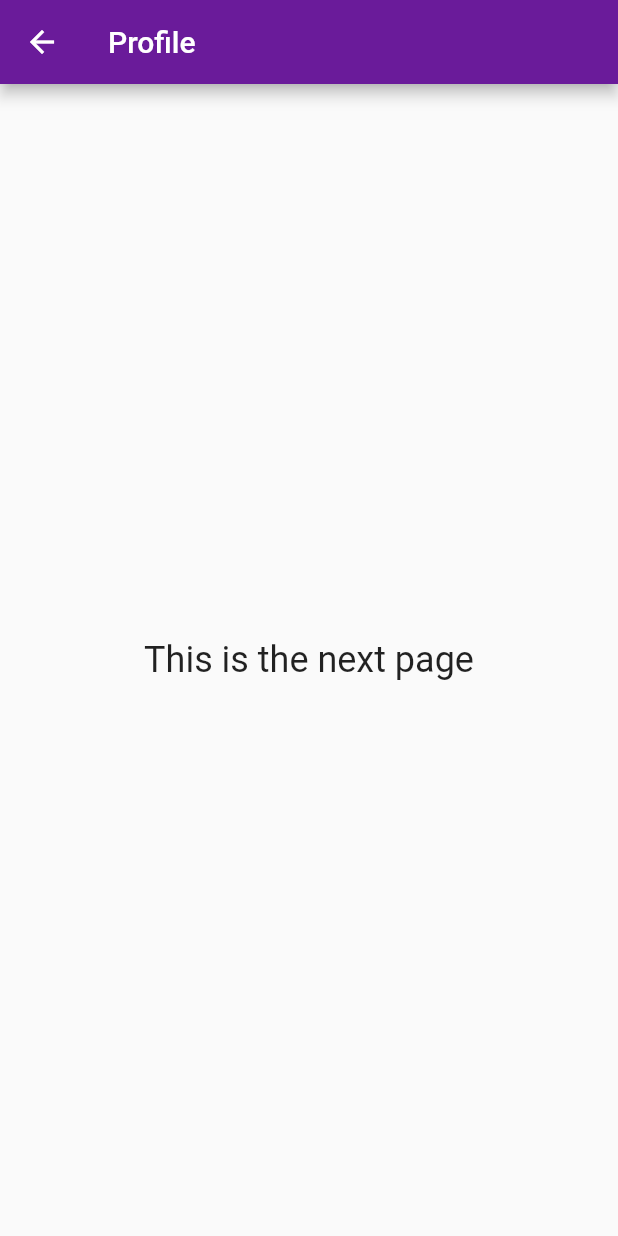
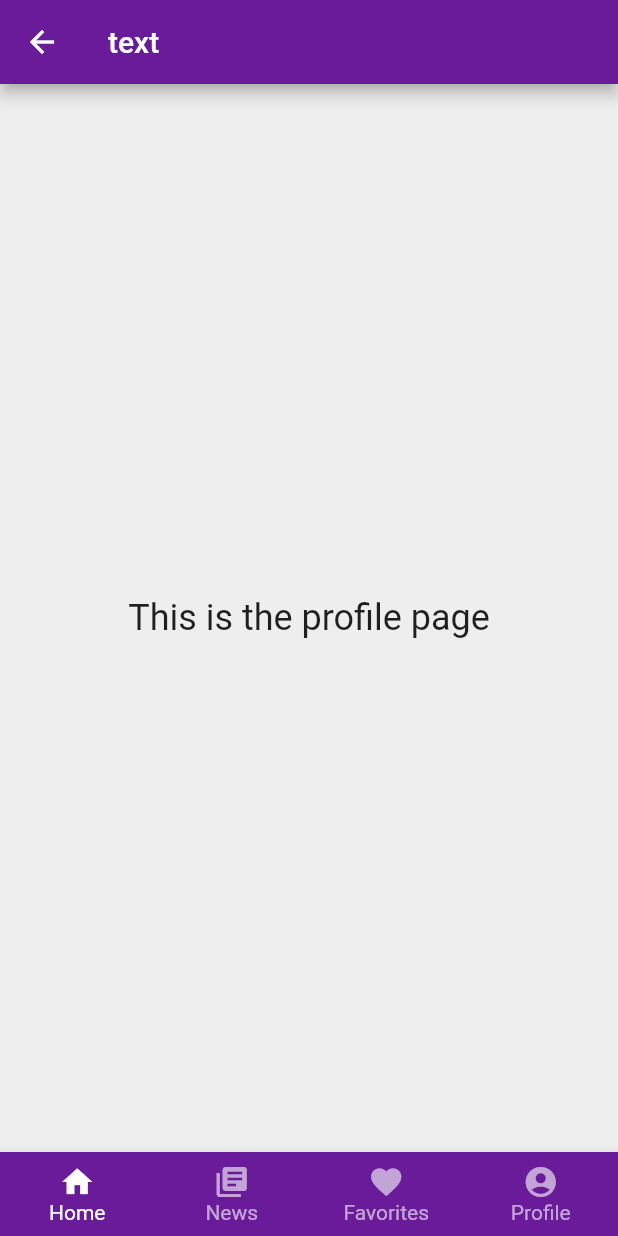
Before and after one commit to imns1ght/gcenter-flutter, a Flutter app: the screen it shows after launch, item 4 of the bottom bar chosen, on a phone screen of 412 x 824 dp. Run offline on Flutter 3.47's test engine with Material 2 defaults, Android fonts, the light colour scheme and no system bars; Roboto replaces fonts that are missing (Hind).

Commit message:
Better components organization

```diff
--- /dev/null
+++ b/lib/components/BackAppBar.dart
@@ -0,0 +1,12 @@
+import 'package:flutter/material.dart';
+
+AppBar backAppBar(BuildContext context) {
+  return AppBar(
+    title: Text('text'),
+    automaticallyImplyLeading: true,
+    leading: IconButton(
+      icon: Icon(Icons.arrow_back),
+      onPressed: () => Navigator.pop(context, false),
+    ),
+  );
+}
--- /dev/null
+++ b/lib/components/BottomNavigationBar.dart
@@ -0,0 +1,44 @@
+import 'package:flutter/material.dart';
+import 'package:gcenter/screens/HomePage.dart';
+import 'package:gcenter/screens/Profile.dart';
+
+BottomNavigationBar bottomNavigationBar(BuildContext context) {
+  return BottomNavigationBar(
+    type: BottomNavigationBarType.fixed,
+    backgroundColor: Theme.of(context).primaryColor,
+    selectedItemColor: Colors.white,
+    unselectedItemColor: Colors.white.withOpacity(.60),
+    selectedFontSize: 14,
+    unselectedFontSize: 14,
+    onTap: (value) {
+      Navigator.push(context, MaterialPageRoute<void>(
+        builder: (BuildContext context) {
+          switch (value) {
+            case 3:
+              return ProfileScreen(context);
+            default:
+              return HomePageScreen(context);
+          }
+        },
+      ));
+    },
+    items: [
+      BottomNavigationBarItem(
+        label: "Home",
+        icon: Icon(Icons.home),
+      ),
+      BottomNavigationBarItem(
+        label: "News",
+        icon: Icon(Icons.library_books),
+      ),
+      BottomNavigationBarItem(
+        label: "Favorites",
+        icon: Icon(Icons.favorite),
+      ),
+      BottomNavigationBarItem(
+        label: "Profile",
+        icon: Icon(Icons.account_circle),
+      ),
+    ],
+  );
+}
--- a/lib/main.dart
+++ b/lib/main.dart
@@ -1,15 +1,11 @@
-/// Flutter code sample for AppBar
+import 'package:flutter/material.dart';
+import 'package:gcenter/screens/HomePage.dart';
+import 'package:gcenter/theme/style.dart';
 
-// This sample shows an [AppBar] with two simple actions. The first action
-// opens a [SnackBar], while the second action navigates to a new page.
+void main() => runApp(const GCenter());
 
-import 'package:flutter/material.dart';
-
-void main() => runApp(const MyApp());
-
-/// This is the main application widget.
-class MyApp extends StatelessWidget {
-  const MyApp({Key? key}) : super(key: key);
+class GCenter extends StatelessWidget {
+  const GCenter({Key? key}) : super(key: key);
 
   static const String _title = 'GCenter';
 
@@ -17,103 +13,9 @@ class MyApp extends StatelessWidget {
   Widget build(BuildContext context) {
     return MaterialApp(
       title: _title,
-      home: HomePageWidget(),
-      theme: ThemeData(
-        // Define the default brightness and colors.
-        brightness: Brightness.light,
-        primaryColor: Colors.purple[800],
-        accentColor: Colors.cyan[600],
-        fontFamily: 'Roboto',
-        textTheme: TextTheme(
-          headline1: TextStyle(fontSize: 72.0, fontWeight: FontWeight.bold),
-          headline6: TextStyle(fontSize: 36.0, fontStyle: FontStyle.italic),
-          bodyText2: TextStyle(fontSize: 14.0, fontFamily: 'Hind'),
-        ),
-      ),
+      home: HomePageScreen(context),
+      theme: appTheme(),
       debugShowCheckedModeBanner: false,
     );
   }
 }
-
-/// This is the stateless widget that the main application instantiates.
-class HomePageWidget extends StatelessWidget {
-  const HomePageWidget({Key? key}) : super(key: key);
-
-  @override
-  Widget build(BuildContext context) {
-    return Scaffold(
-      appBar: AppBar(
-        leading: IconButton(
-          icon: Icon(Icons.menu),
-          tooltip: 'Menu',
-          onPressed: () {},
-        ),
-        title: const Text(
-          'GCenter',
-          style: TextStyle(fontSize: 20),
-        ),
-        titleSpacing: 0,
-        actions: <Widget>[
-          IconButton(
-            icon: const Icon(Icons.search),
-            tooltip: 'Open search input',
-            onPressed: () {
-              ScaffoldMessenger.of(context).showSnackBar(
-                  const SnackBar(content: Text('This is a snackbar')));
-            },
-            padding: const EdgeInsets.symmetric(horizontal: 15, vertical: 5),
-          ),
-        ],
-      ),
-      body: const Center(
-        child: Text(
-          'This is the home page',
-          style: TextStyle(fontSize: 24),
-        ),
-      ),
-      bottomNavigationBar: BottomNavigationBar(
-        type: BottomNavigationBarType.fixed,
-        backgroundColor: Theme.of(context).primaryColor,
-        selectedItemColor: Colors.white,
-        unselectedItemColor: Colors.white.withOpacity(.60),
-        selectedFontSize: 14,
-        unselectedFontSize: 14,
-        onTap: (value) {
-          Navigator.push(context, MaterialPageRoute<void>(
-            builder: (BuildContext context) {
-              return Scaffold(
-                appBar: AppBar(
-                  title: const Text('Profile'),
-                ),
-                body: const Center(
-                  child: Text(
-                    'This is the next page',
-                    style: TextStyle(fontSize: 24),
-                  ),
-                ),
-              );
-            },
-          ));
-        },
-        items: [
-          BottomNavigationBarItem(
-            label: "Home",
-            icon: Icon(Icons.home),
-          ),
-          BottomNavigationBarItem(
-            label: "News",
-            icon: Icon(Icons.library_books),
-          ),
-          BottomNavigationBarItem(
-            label: "Favorites",
-            icon: Icon(Icons.favorite),
-          ),
-          BottomNavigationBarItem(
-            label: "Profile",
-            icon: Icon(Icons.account_circle),
-          ),
-        ],
-      ),
-    );
-  }
-}
--- /dev/null
+++ b/lib/screens/Profile.dart
@@ -0,0 +1,21 @@
+import 'package:flutter/material.dart';
+import 'package:gcenter/components/BackAppBar.dart';
+import 'package:gcenter/components/BottomNavigationBar.dart';
+
+class ProfileScreen extends StatelessWidget {
+  const ProfileScreen(BuildContext context, {Key? key}) : super(key: key);
+
+  @override
+  Widget build(BuildContext context) {
+    return Scaffold(
+      appBar: backAppBar(context),
+      body: const Center(
+        child: Text(
+          'This is the profile page',
+          style: TextStyle(fontSize: 24),
+        ),
+      ),
+      bottomNavigationBar: bottomNavigationBar(context),
+    );
+  }
+}
--- /dev/null
+++ b/lib/theme/style.dart
@@ -0,0 +1,20 @@
+import 'package:flutter/material.dart';
+
+ThemeData appTheme() {
+  return ThemeData(
+    brightness: Brightness.light,
+    primaryColor: Colors.purple[800],
+    accentColor: Colors.cyan[600],
+    fontFamily: 'Roboto',
+    textTheme: TextTheme(
+      headline1: TextStyle(fontSize: 72.0, fontWeight: FontWeight.bold),
+      headline6: TextStyle(fontSize: 36.0, fontStyle: FontStyle.italic),
+      bodyText2: TextStyle(fontSize: 14.0, fontFamily: 'Hind'),
+    ),
+    hintColor: Colors.white,
+    dividerColor: Colors.white,
+    buttonColor: Colors.white,
+    scaffoldBackgroundColor: Colors.grey[200],
+    canvasColor: Colors.black,
+  );
+}
```
Also changed, not shown: lib/components/HeaderAppBar.dart (added, +27 -0 lines), lib/routes.dart (added, +8 -0 lines), lib/screens/HomePage.dart (added, +21 -0 lines), lib/services/example.dart (added, +11 -0 lines), 1 other file.
